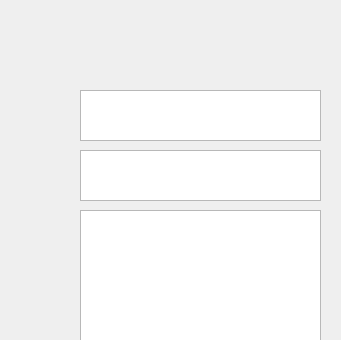
bardia16/CPS_Android_HW, file mainwindow.ui: the form before one commit; both pictures show x 0 to 341 and y 0 to 340 of the 341 by 800 pixel window.
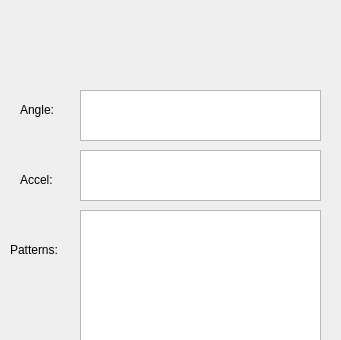
The form after the commit.

Commit message: Add labels and change backgrounds

Patch:
```diff
--- a/mainwindow.ui
+++ b/mainwindow.ui
@@ -96,6 +96,45 @@
      </rect>
     </property>
    </widget>
+   <widget class="QLabel" name="label">
+    <property name="geometry">
+     <rect>
+      <x>20</x>
+      <y>100</y>
+      <width>63</width>
+      <height>20</height>
+     </rect>
+    </property>
+    <property name="text">
+     <string>Angle:</string>
+    </property>
+   </widget>
+   <widget class="QLabel" name="label_2">
+    <property name="geometry">
+     <rect>
+      <x>20</x>
+      <y>170</y>
+      <width>91</width>
+      <height>20</height>
+     </rect>
+    </property>
+    <property name="text">
+     <string>Accel:</string>
+    </property>
+   </widget>
+   <widget class="QLabel" name="label_3">
+    <property name="geometry">
+     <rect>
+      <x>10</x>
+      <y>240</y>
+      <width>71</width>
+      <height>20</height>
+     </rect>
+    </property>
+    <property name="text">
+     <string>Patterns:</string>
+    </property>
+   </widget>
   </widget>
   <widget class="QMenuBar" name="menubar">
    <property name="geometry">
```
The commit also changes 1 other file.
